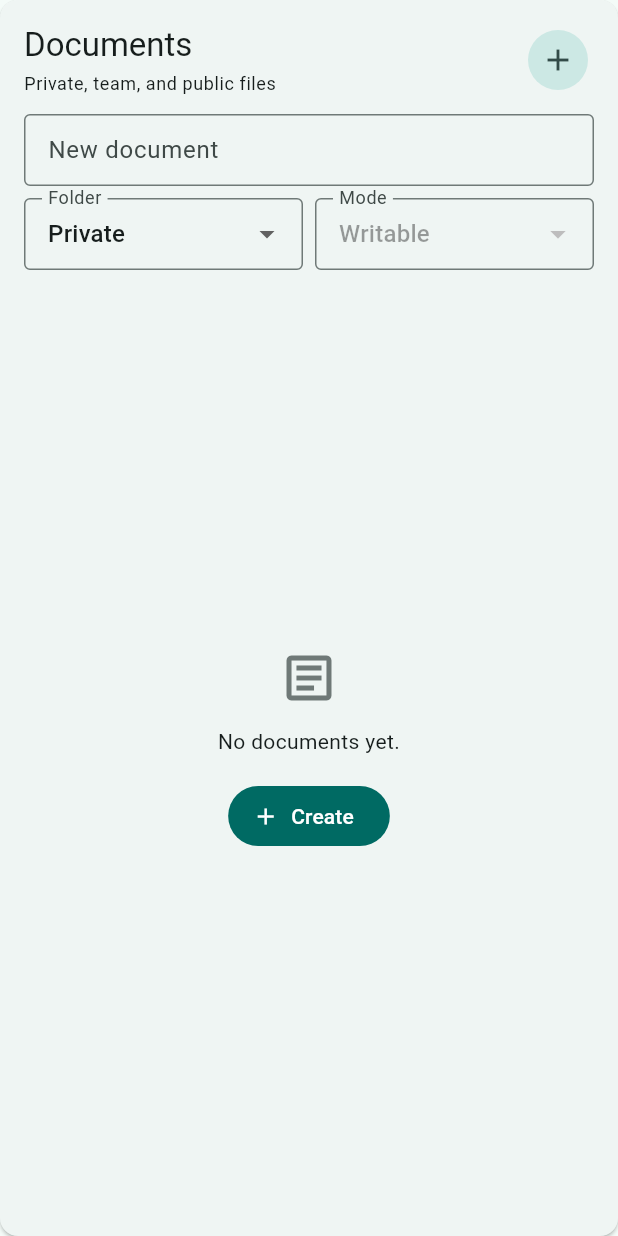
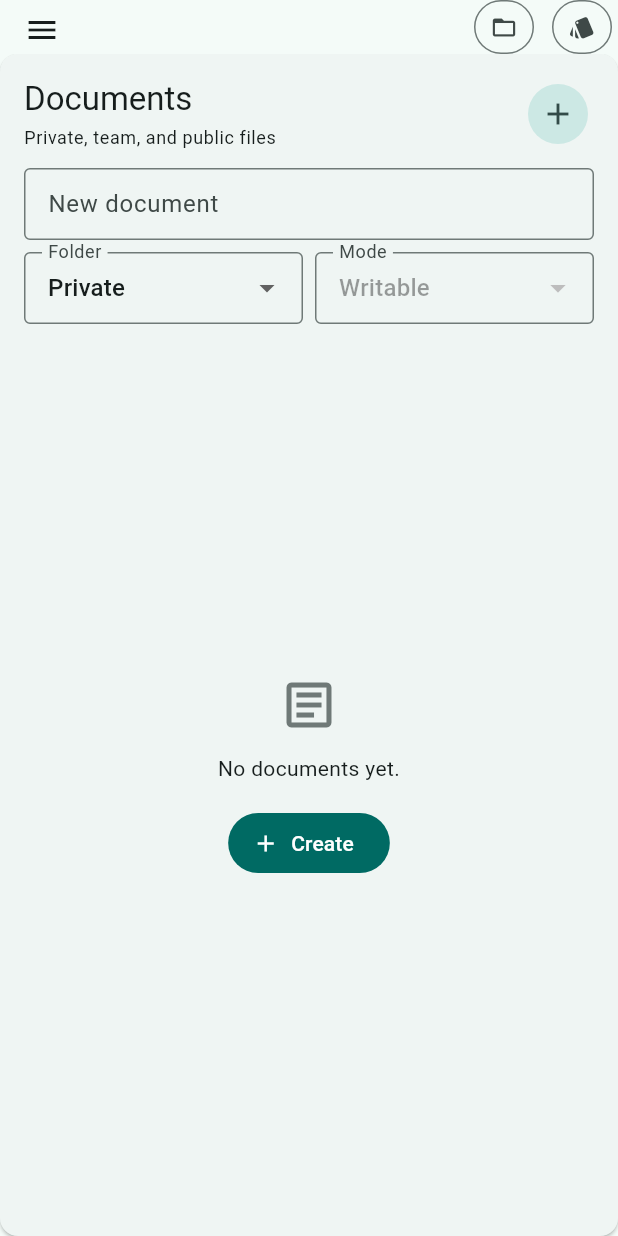
Before and after one commit to gitmichaelqiu/Dialektik, a Flutter app: the DocumentsScreen screen opened directly with empty values, on a phone screen of 412 x 824 dp. Run offline on Flutter 3.47's test engine with Material 3 defaults, Android fonts, the phone set to English and light mode, and no system bars; our stand-ins replace shared_preferences; missing offline and left inert: dart:js_util, flutter_inappwebview; accounts and stored records are empty.

Commit message:
fix: mobile docs toolbar, deduplicated snapshot push, handout debounce guard

```diff
--- a/flutter_ui/lib/src/bridge/js_engine_bridge_io.dart
+++ b/flutter_ui/lib/src/bridge/js_engine_bridge_io.dart
@@ -57,6 +57,9 @@ class JsEngineBridge implements EngineBridge {
   }
 
   void _pushSnapshot(String json) {
+    // Deduplicate — skip unchanged JSON to prevent StreamBuilder rebuilds.
+    if (json == _lastSnapshotJson) return;
+    _lastSnapshotJson = json;
     try {
       final map = (jsonDecode(json) as Map).cast<String, Object?>();
       final snapshot = AppSnapshot.fromJson(map);
@@ -95,8 +98,7 @@ class JsEngineBridge implements EngineBridge {
         );
         // Only push when the snapshot actually changed — prevents
         // unnecessary StreamBuilder rebuilds that reset TextField cursors.
-        if (result is String && result.isNotEmpty && result != _lastSnapshotJson) {
-          _lastSnapshotJson = result;
+        if (result is String && result.isNotEmpty) {
           _pushSnapshot(result);
         }
       } catch (_) {}
--- a/flutter_ui/lib/src/bridge/js_engine_bridge_web.dart
+++ b/flutter_ui/lib/src/bridge/js_engine_bridge_web.dart
@@ -70,6 +70,8 @@ class JsEngineBridge implements EngineBridge {
   }
 
   void _pushSnapshot(String json) {
+    if (json == _lastSnapshotJson) return;
+    _lastSnapshotJson = json;
     try {
       final map = (jsonDecode(json) as Map).cast<String, Object?>();
       final snapshot = AppSnapshot.fromJson(map);
--- a/flutter_ui/lib/src/screens/documents_screen.dart
+++ b/flutter_ui/lib/src/screens/documents_screen.dart
@@ -316,6 +316,22 @@ class _DocumentsScreenState extends State<DocumentsScreen> {
         key: _scaffoldKey,
         drawer: Drawer(child: SafeArea(child: filesPane)),
         endDrawer: Drawer(child: SafeArea(child: evidencePane)),
+        appBar: AppBar(
+          toolbarHeight: 36,
+          actions: [
+            IconButton.outlined(
+              icon: const Icon(Icons.folder_open, size: 18),
+              tooltip: 'Files',
+              onPressed: () => _scaffoldKey.currentState?.openDrawer(),
+            ),
+            const SizedBox(width: 4),
+            IconButton.outlined(
+              icon: const Icon(Icons.style, size: 18),
+              tooltip: 'Evidence',
+              onPressed: () => _scaffoldKey.currentState?.openEndDrawer(),
+            ),
+          ],
+        ),
         body: _filteredDocs.isEmpty ? filesPane : editorPane,
       );
     }
--- a/flutter_ui/lib/src/screens/in_round_screen.dart
+++ b/flutter_ui/lib/src/screens/in_round_screen.dart
@@ -110,7 +110,8 @@ class _InRoundScreenState extends State<InRoundScreen> with TickerProviderStateM
     }
     // Don't overwrite actively-edited text fields with stale snapshot data.
     final isEditing =
-        FocusManager.instance.primaryFocus?.context?.widget is EditableText;
+        FocusManager.instance.primaryFocus?.context?.widget is EditableText ||
+        _handoutDebounce?.isActive == true;
     if (!isEditing) {
       if (_handoutTitleController.text != session.handout.title) {
         _handoutTitleController.text = session.handout.title;
```
